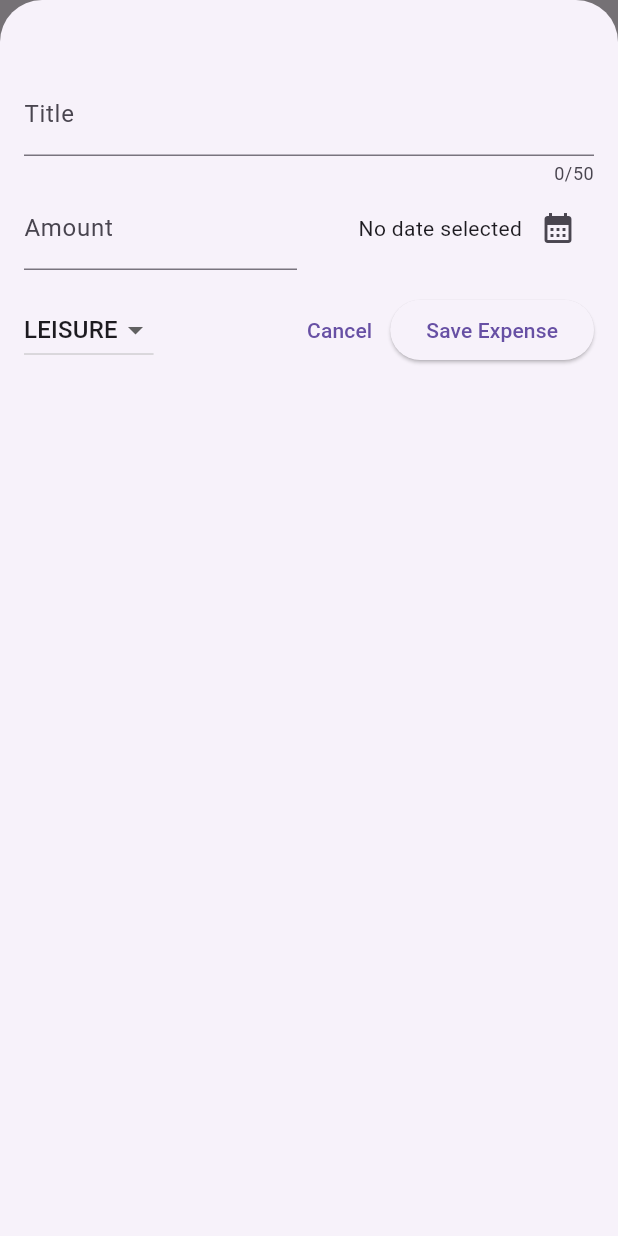
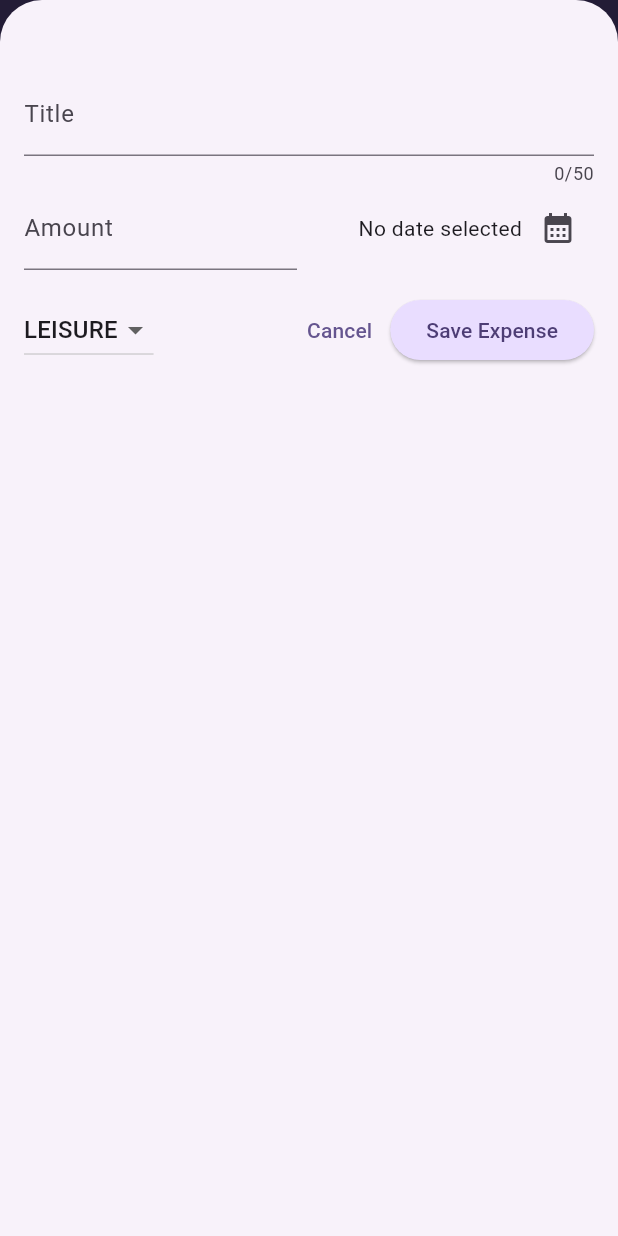
Before and after one commit to pRoxy94/ExpenseTracker, a Flutter app: the screen it shows after launch, after a tap on the "add" icon, on a phone screen of 412 x 824 dp. Run offline on Flutter 3.47's test engine with Material 3 defaults, Android fonts, the phone set to English and light mode, and no system bars.

Commit message:
Modified themes

```diff
--- a/lib/main.dart
+++ b/lib/main.dart
@@ -1,10 +1,64 @@
 import 'package:expense_tracker/widgets/expenses.dart';
 import 'package:flutter/material.dart';
 
+var kColorScheme = ColorScheme.fromSeed(
+  seedColor: const Color.fromARGB(255, 96, 59, 181)
+);
+
+var kDarkColorScheme = ColorScheme.fromSeed(
+  brightness: Brightness.dark,
+  seedColor: const Color.fromARGB(255, 5, 99, 125)
+);
+
 void main() {
   runApp(
-    const MaterialApp(
-      home: Expenses()
+    MaterialApp(
+      darkTheme: ThemeData.dark().copyWith(
+        colorScheme: kDarkColorScheme,
+        // appBarTheme: const AppBarTheme().copyWith(
+        //   backgroundColor: kDarkColorScheme.primaryContainer,
+        //   foregroundColor: kDarkColorScheme.onPrimaryContainer
+        // ),
+        cardTheme: const CardTheme().copyWith(
+          color: kDarkColorScheme.secondaryContainer,
+          elevation: 10,
+          margin: const EdgeInsets.all(10)
+        ),
+        elevatedButtonTheme: ElevatedButtonThemeData(
+          style: ElevatedButton.styleFrom(
+            backgroundColor: kDarkColorScheme.primaryContainer,
+            foregroundColor: kDarkColorScheme.onPrimaryContainer
+          )
+        )
+      ),
+      theme: ThemeData().copyWith(
+        // scaffoldBackgroundColor: const Color.fromARGB(255, 207, 170, 232),
+        colorScheme: kColorScheme,
+        appBarTheme: const AppBarTheme().copyWith(
+          backgroundColor: kColorScheme.onPrimaryContainer,
+          foregroundColor: kColorScheme.primaryContainer
+        ),
+        cardTheme: const CardTheme().copyWith(
+          color: kColorScheme.secondaryContainer,
+          elevation: 10,
+          margin: const EdgeInsets.all(10)
+        ),
+        elevatedButtonTheme: ElevatedButtonThemeData(
+          style: ElevatedButton.styleFrom(
+            backgroundColor: kColorScheme.primaryContainer,
+            foregroundColor: kColorScheme.onPrimaryContainer
+          )
+        ),
+        textTheme: ThemeData().textTheme.copyWith(
+          titleLarge: TextStyle(
+            fontWeight: FontWeight.bold,
+            color: kColorScheme.onSecondaryContainer,
+            fontSize: 18
+          )
+        )
+      ),
+      themeMode: ThemeMode.system,
+      home: const Expenses()
     )
   );
 }
--- a/lib/widgets/expenses_list/expense_item.dart
+++ b/lib/widgets/expenses_list/expense_item.dart
@@ -14,8 +14,13 @@ class ExpenseItem extends StatelessWidget {
           horizontal: 20,
           vertical: 16
         ),
-        child: Column(children: [
-          Text(expense.title),
+        child: Column(
+          crossAxisAlignment: CrossAxisAlignment.start,
+          children: [
+          Text(
+            expense.title,
+            // style: Theme.of(context).textTheme.titleLarge,
+          ),
           const SizedBox(height: 5),
           Row(children: [
             Text('\$${expense.amount.toStringAsFixed(2)}'),
--- a/lib/widgets/expenses_list/expenses_list.dart
+++ b/lib/widgets/expenses_list/expenses_list.dart
@@ -18,6 +18,13 @@ class ExpensesList extends StatelessWidget {
         Dismissible(
           /// key => to uniquely identify a widget
           key: ValueKey(expenses[index]),
+          background: Container(
+            margin: const EdgeInsets.symmetric(horizontal: 16, vertical: 10),
+            decoration: BoxDecoration(
+              borderRadius: const BorderRadius.all(Radius.circular(12)),
+              color: Theme.of(context).colorScheme.error.withOpacity(0.80),
+            )
+          ),
           onDismissed: (direction) {
             onRemoveExpense(expenses[index]);
           },
```
